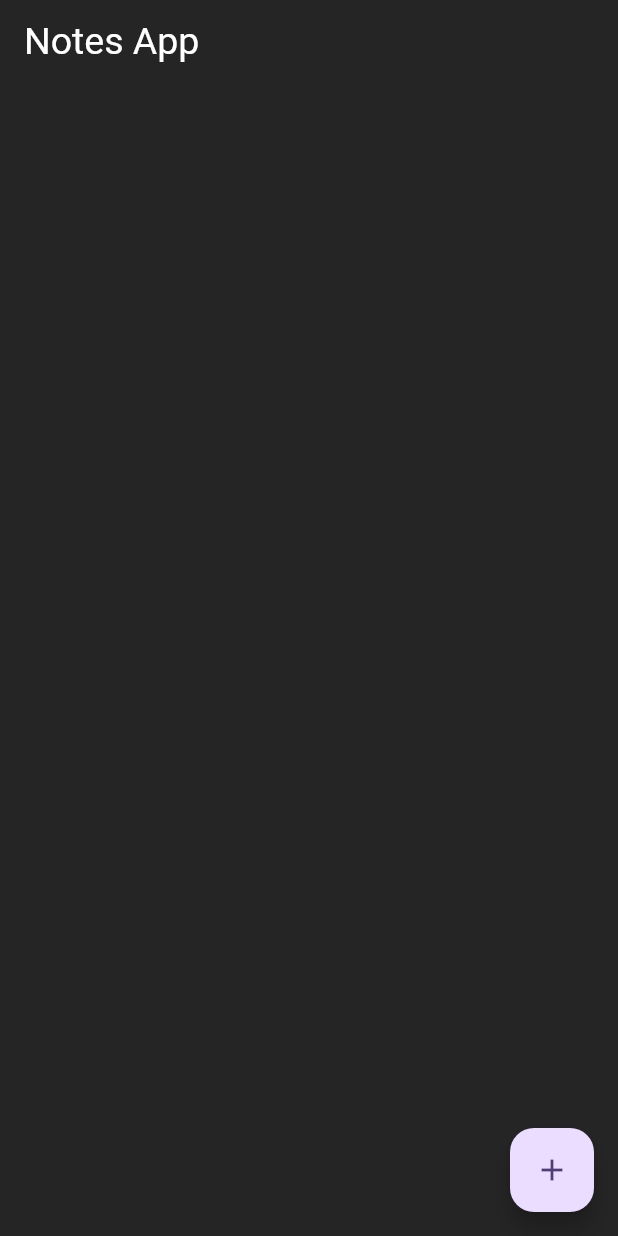
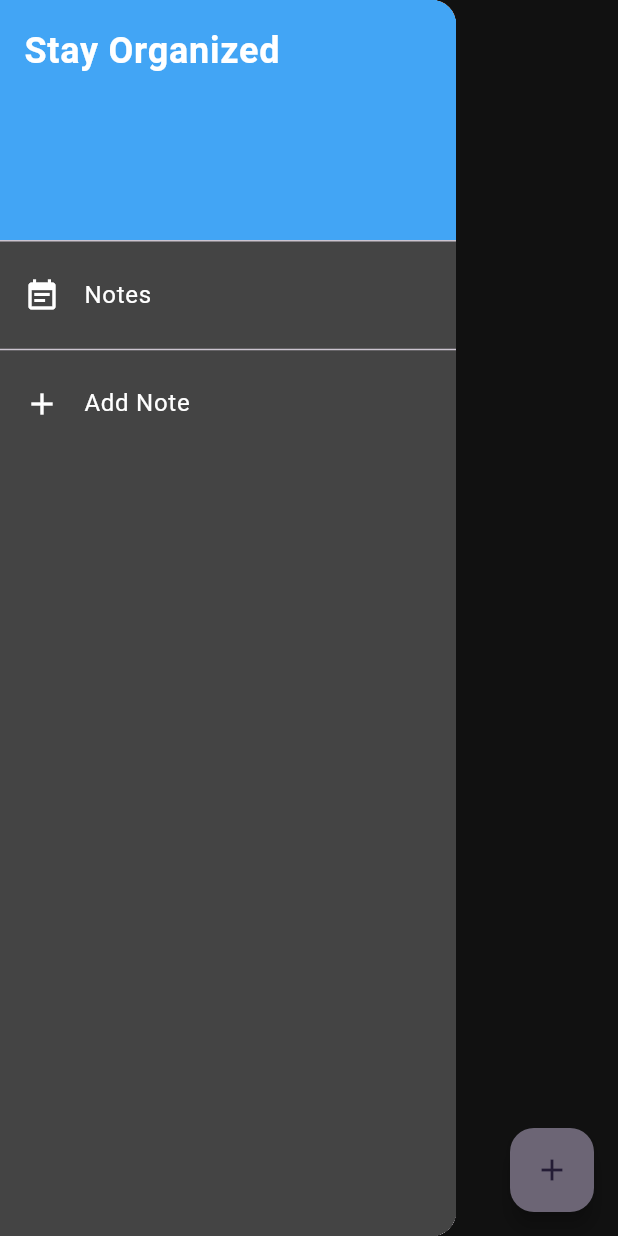
Before and after one commit to jyotsnayall/flutter_notesapp, a Flutter app: the screen it shows after launch, with the side drawer open (before the commit the screen has no drawer), on a phone screen of 412 x 824 dp. Run offline on Flutter 3.47's test engine with Material 3 defaults, Android fonts, the phone set to English and light mode, and no system bars; our stand-ins replace flutter_mobx, hive, mobx; accounts and stored records are empty; generated files the repository leaves out were written again; statements that could not run were skipped.

Commit message:
added side menu

```diff
--- a/lib/screens/home_screen.dart
+++ b/lib/screens/home_screen.dart
@@ -5,6 +5,7 @@ import 'package:notesapp/models/notes_model.dart';
 import 'package:notesapp/screens/edit_note_screen.dart';
 import 'package:notesapp/screens/note_details_screen.dart';
 import 'package:notesapp/stores/notes_store.dart';
+import 'package:notesapp/widgets/main_drawer.dart';
 
 final NotesStore store = NotesStore();
 
@@ -16,6 +17,8 @@ class HomeScreen extends StatefulWidget {
 }
 
 class _HomeScreenState extends State<HomeScreen> {
+  GlobalKey<ScaffoldState> _drawerKey = GlobalKey();
+
   final titleController = TextEditingController();
   final descriptionController = TextEditingController();
 
@@ -48,8 +51,28 @@ class _HomeScreenState extends State<HomeScreen> {
             fontSize: 25,
           ),
         ),
+        // title: Padding(
+        //   padding: const EdgeInsets.only(right: 15, top: 10),
+        //   child: Container(
+        //     color: Color.fromARGB(255, 68, 68, 68),
+        //     width: MediaQuery.of(context).size.width,
+        //     child: Padding(
+        //       padding: const EdgeInsets.all(10.0),
+        //       child: Text(
+        //         'Notes App',
+        //         style: TextStyle(
+        //           color: Colors.white,
+        //           fontSize: 25,
+        //         ),
+        //       ),
+        //     ),
+        //   ),
+        // ),
         backgroundColor: Color(0xff252525),
+        iconTheme: IconThemeData(color: Colors.white),
       ),
+      key: _drawerKey,
+      drawer: MainDrawer(),
       body: Observer(
         builder: (context) {
           if (!store.initHiveDB) {
--- a/lib/stores/notes_store.dart
+++ b/lib/stores/notes_store.dart
@@ -9,7 +9,7 @@ class NotesStore = _NotesStore with _$NotesStore;
 
 abstract class _NotesStore with Store {
   @observable
-  ObservableList<NotesModel> notes = ObservableList<NotesModel>();
+  List<NotesModel> notes = ObservableList<NotesModel>();
 
   @observable
   bool initHiveDB = false;
@@ -23,7 +23,7 @@ abstract class _NotesStore with Store {
     Hive.init(directory.path);
     Hive.registerAdapter(NotesModelAdapter());
     box = await Hive.openBox<NotesModel>('notes');
-    notes = box.values.toList().cast<NotesModel>().asObservable();
+    notes = box.values.toList().cast<NotesModel>();
     print("opened box and got notes");
 
     initHiveDB = true;
@@ -31,7 +31,7 @@ abstract class _NotesStore with Store {
 
   @action
   void getNotes() {
-    notes = box.values.toList().cast<NotesModel>().asObservable();
+    notes = box.values.toList().cast<NotesModel>();
   }
 
   @action
--- /dev/null
+++ b/lib/widgets/main_drawer.dart
@@ -0,0 +1,78 @@
+import 'package:flutter/material.dart';
+import 'package:notesapp/models/notes_model.dart';
+import 'package:notesapp/screens/edit_note_screen.dart';
+import 'package:notesapp/screens/home_screen.dart';
+import 'package:notesapp/stores/notes_store.dart';
+
+final NotesStore store = NotesStore();
+
+class MainDrawer extends StatelessWidget {
+  const MainDrawer({super.key});
+
+  @override
+  Widget build(BuildContext context) {
+    return Drawer(
+      child: Container(
+        color: Color.fromARGB(255, 68, 68, 68),
+        child: ListView(
+          padding: EdgeInsets.zero,
+          children: <Widget>[
+            DrawerHeader(
+              decoration: BoxDecoration(
+                color: Colors.blue[400],
+              ),
+              child: Text(
+                'Stay Organized',
+                style: TextStyle(
+                  color: Colors.white,
+                  fontSize: 24,
+                  fontWeight: FontWeight.w600,
+                ),
+              ),
+            ),
+            ListTile(
+              leading: Icon(
+                Icons.event_note,
+                color: Colors.white,
+              ),
+              title: Text(
+                'Notes',
+                style: TextStyle(
+                  color: Colors.white,
+                ),
+              ),
+              onTap: () {
+                Navigator.of(context).pushReplacement(
+                  MaterialPageRoute(builder: (_) => HomeScreen()),
+                );
+              },
+            ),
+            Divider(),
+            ListTile(
+              leading: Icon(
+                Icons.add,
+                color: Colors.white,
+              ),
+              title: Text(
+                'Add Note',
+                style: TextStyle(
+                  color: Colors.white,
+                ),
+              ),
+              onTap: () {
+                final note = NotesModel(
+                  title: '',
+                  description: '',
+                );
+                store.addNote('','');
+                Navigator.of(context).push(
+                  MaterialPageRoute(builder: (_) => EditNote(note: note)),
+                );
+              },
+            ),
+          ],
+        ),
+      ),
+    );
+  }
+}
```
Also changed, not shown: lib/stores/notes_store.g.dart.
